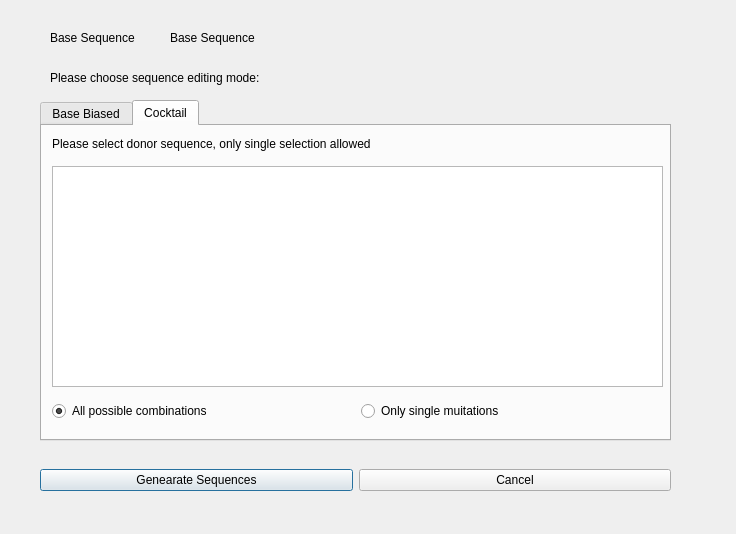
Before: the Qt Designer form sequenceedit.ui in WilsonImmunologyLab/Librator, drawn with Qt 5.
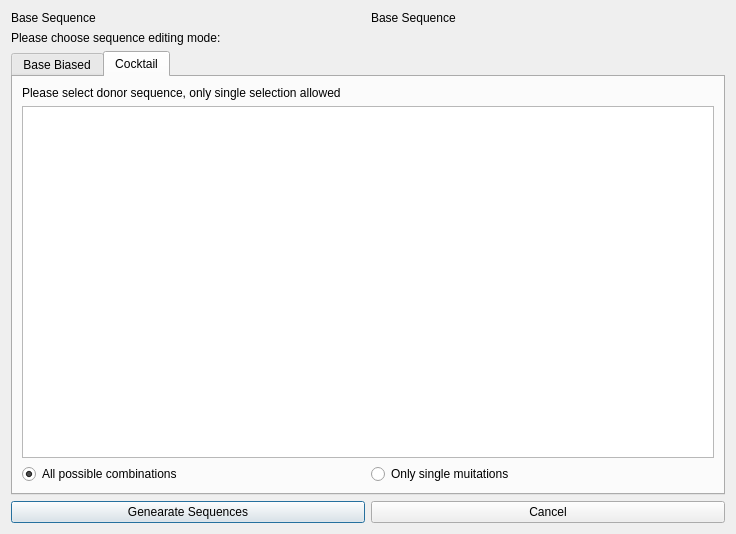
After: the same form once the commit is applied. The open tabs and pages were chosen to show the change.

Commit message:
update dialog layout
Now layouts for all dialogs have been updated. All dialogs can fit different window size.

Patch:
```diff
--- a/sequenceedit.ui
+++ b/sequenceedit.ui
@@ -13,15 +13,30 @@
   <property name="windowTitle">
    <string>Edit Sequences</string>
   </property>
+  <layout class="QGridLayout" name="gridLayout">
+   <item row="0" column="0">
+    <widget class="QLabel" name="BaseSeqLabel">
+     <property name="text">
+      <string>Base Sequence</string>
+     </property>
+    </widget>
+   </item>
+   <item row="0" column="1">
+    <widget class="QLabel" name="BaseSeqName">
+     <property name="text">
+      <string>Base Sequence</string>
+     </property>
+    </widget>
+   </item>
+   <item row="1" column="0" colspan="2">
+    <widget class="QLabel" name="ModeLabel">
+     <property name="text">
+      <string>Please choose sequence editing mode:</string>
+     </property>
+    </widget>
+   </item>
+   <item row="2" column="0" colspan="2">
   <widget class="QTabWidget" name="ModeTab">
-   <property name="geometry">
-    <rect>
-     <x>40</x>
-     <y>100</y>
-     <width>631</width>
-     <height>341</height>
-    </rect>
-   </property>
    <property name="currentIndex">
     <number>0</number>
    </property>
@@ -57,38 +72,18 @@
     <attribute name="title">
      <string>Cocktail</string>
     </attribute>
+      <layout class="QGridLayout" name="gridLayout_3">
+       <item row="0" column="0">
     <widget class="QLabel" name="label_tab2">
-     <property name="geometry">
-      <rect>
-       <x>10</x>
-       <y>10</y>
-       <width>581</width>
-       <height>16</height>
-      </rect>
-     </property>
      <property name="text">
       <string>Please select donor sequence, only single selection allowed</string>
      </property>
     </widget>
-    <widget class="QListWidget" name="DonorList_tab2">
-     <property name="geometry">
-      <rect>
-       <x>10</x>
-       <y>40</y>
-       <width>611</width>
-       <height>221</height>
-      </rect>
-     </property>
-    </widget>
-    <widget class="QWidget" name="horizontalLayoutWidget_2">
-     <property name="geometry">
-      <rect>
-       <x>10</x>
-       <y>270</y>
-       <width>611</width>
-       <height>31</height>
-      </rect>
-     </property>
+       </item>
+       <item row="1" column="0">
+        <widget class="QListWidget" name="DonorList_tab2"/>
+       </item>
+       <item row="2" column="0">
      <layout class="QHBoxLayout" name="horizontalLayout_2">
       <item>
        <widget class="QRadioButton" name="radioButton_all">
@@ -108,44 +103,12 @@
        </widget>
       </item>
      </layout>
-    </widget>
-   </widget>
-  </widget>
-  <widget class="QLabel" name="BaseSeqLabel">
-   <property name="geometry">
-    <rect>
-     <x>50</x>
-     <y>30</y>
-     <width>101</width>
-     <height>16</height>
-    </rect>
-   </property>
-   <property name="text">
-    <string>Base Sequence</string>
-   </property>
-  </widget>
-  <widget class="QLabel" name="ModeLabel">
-   <property name="geometry">
-    <rect>
-     <x>50</x>
-     <y>70</y>
-     <width>261</width>
-     <height>16</height>
-    </rect>
-   </property>
-   <property name="text">
-    <string>Please choose sequence editing mode:</string>
-   </property>
-  </widget>
-  <widget class="QWidget" name="horizontalLayoutWidget">
-   <property name="geometry">
-    <rect>
-     <x>40</x>
-     <y>460</y>
-     <width>631</width>
-     <height>41</height>
-    </rect>
-   </property>
+       </item>
+      </layout>
+     </widget>
+    </widget>
+   </item>
+   <item row="3" column="0" colspan="2">
    <layout class="QHBoxLayout" name="horizontalLayout">
     <item>
      <widget class="QPushButton" name="GenerateSeq">
@@ -168,20 +131,8 @@
      </widget>
     </item>
    </layout>
-  </widget>
-  <widget class="QLabel" name="BaseSeqName">
-   <property name="geometry">
-    <rect>
-     <x>170</x>
-     <y>30</y>
-     <width>511</width>
-     <height>16</height>
-    </rect>
-   </property>
-   <property name="text">
-    <string>Base Sequence</string>
-   </property>
-  </widget>
+   </item>
+  </layout>
  </widget>
  <resources/>
  <connections/>
```
Left out of the diff: 27 changed lines with no effect on the pictures. Lines whose indentation alone changed are shown as unchanged. The commit also changes 25 other files.
